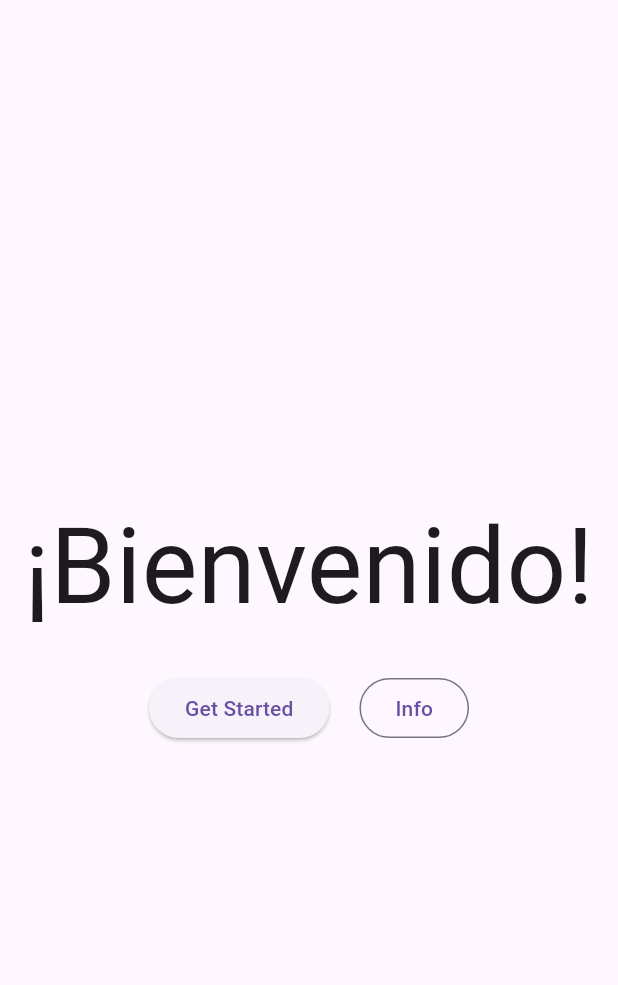
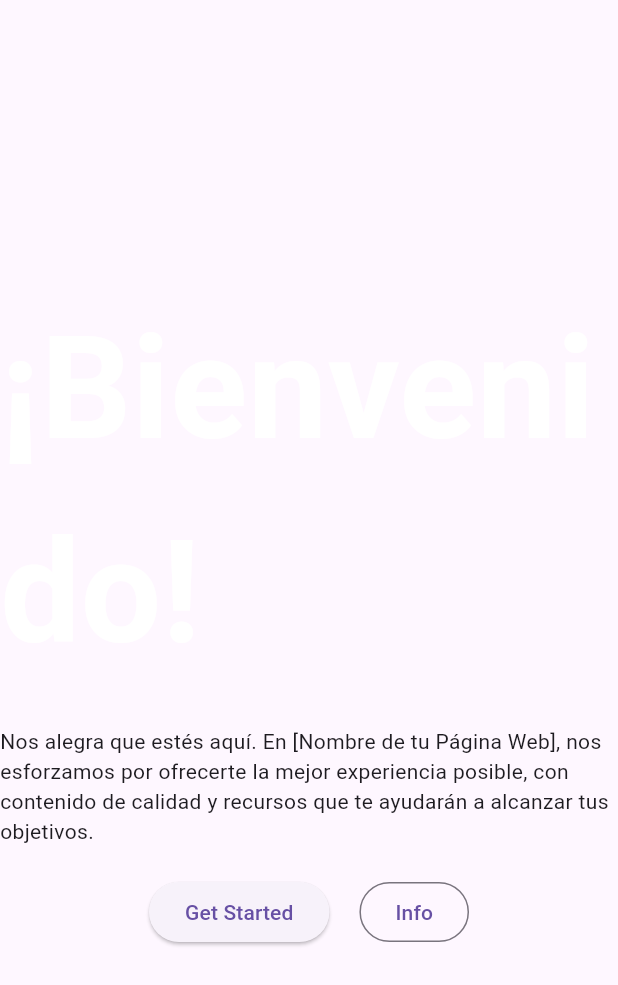
Before and after one commit to Andrewing1000/LabLend, a Flutter app: the WelcomePage widget shown alone on an empty page, opened directly, on a phone screen of 412 x 824 dp. Shown: the top 985 px of the screen. Run offline on Flutter 3.47's test engine with Material 3 defaults, Android fonts, the phone set to English and light mode, and no system bars; network calls fail; project files that could hold a hidden picture were left out.

```diff
--- a/frontend/lib/widgets/pagesViews/test_pages_views.dart
+++ b/frontend/lib/widgets/pagesViews/test_pages_views.dart
@@ -21,8 +21,12 @@ class MyApp extends StatelessWidget {
               decoration: BoxDecoration(
                 image: DecorationImage(image: AssetImage('assets/images/place_holder.png'),
                 fit: BoxFit.cover
+
                 )
               ),
+            ),
+            Container(
+              color: Colors.black.withOpacity(0.2),
             ),
             WelcomePage()
           ],
--- a/frontend/lib/widgets/pagesViews/welcome_page.dart
+++ b/frontend/lib/widgets/pagesViews/welcome_page.dart
@@ -5,14 +5,20 @@ class WelcomePage extends StatelessWidget {
 
   @override
   Widget build(BuildContext context) {
+    double screenWidth = MediaQuery.of(context).size.width;
+
     return Center(
       child: Column(
         mainAxisAlignment: MainAxisAlignment.center,
         children: <Widget>[
           Text(
             '¡Bienvenido!',
-            style: TextStyle(fontSize: 70),
+            style: TextStyle(
+                fontSize: 95, color: Colors.white, fontWeight: FontWeight.bold),
           ),
+          SizedBox(height: 20),
+          Text(
+              "Nos alegra que estés aquí. En [Nombre de tu Página Web], nos esforzamos por ofrecerte la mejor experiencia posible, con contenido de calidad y recursos que te ayudarán a alcanzar tus objetivos."),
           SizedBox(height: 20),
           Row(
             mainAxisAlignment: MainAxisAlignment.center,
```
